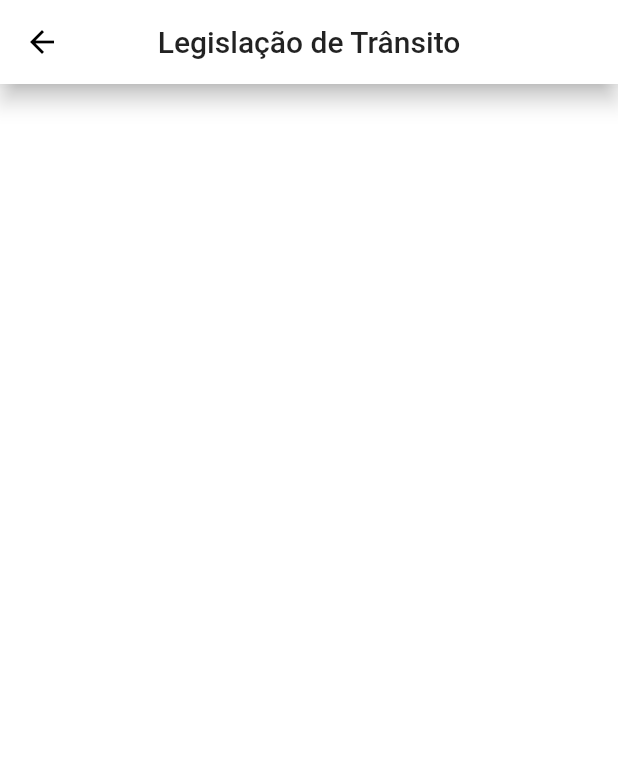
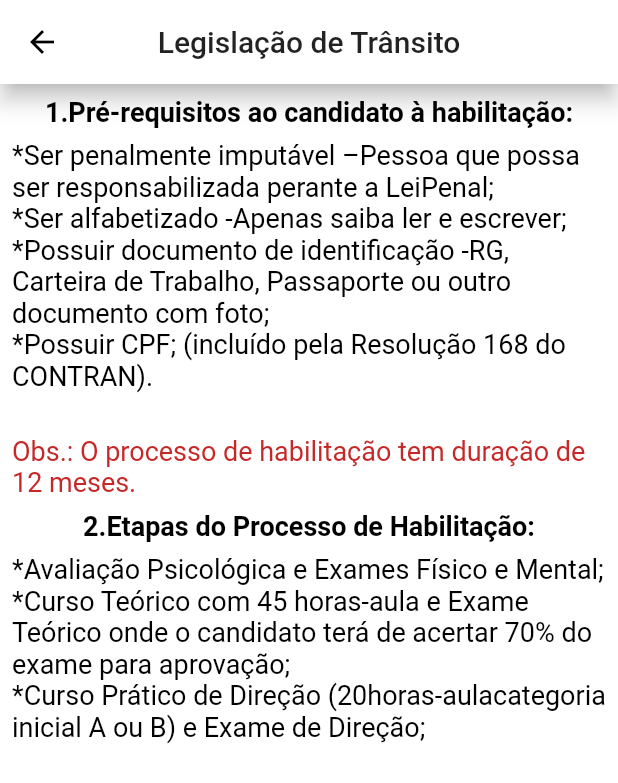
Before and after one commit to ailtoncunhasilva/Manual-do-condutor-Flutter, a Flutter app: the LegislacaoPage screen opened directly, on a phone screen of 412 x 824 dp. Shown: the top 783 px of the screen. Run offline on Flutter 3.47's test engine with Material 2 defaults, Android fonts, the phone set to English and light mode, and no system bars.

Commit message:
content page

```diff
--- /dev/null
+++ b/lib/contents/content_legislacao.dart
@@ -0,0 +1,67 @@
+import 'package:flutter/material.dart';
+
+class ConteudoLegislacao extends StatelessWidget {
+  @override
+  Widget build(BuildContext context) {
+    return Wrap(
+      children: [
+        Column(
+          children: [
+            textFontWeightBold(
+              '1.Pré-requisitos ao candidato à habilitação:',
+              Colors.black,
+            ),
+            textFontWeightNormal(
+              '*Ser penalmente imputável –Pessoa que possa ser responsabilizada perante a LeiPenal;\n'
+              '*Ser alfabetizado -Apenas saiba ler e escrever;\n'
+              '*Possuir documento de identificação -RG, Carteira de Trabalho, Passaporte ou outro documento com foto;\n'
+              '*Possuir CPF; (incluído pela Resolução 168 do CONTRAN).\n',
+              Colors.black,
+            ),
+            textFontWeightNormal(
+              'Obs.: O processo de habilitação tem duração de 12 meses.',
+              Colors.red[800],
+            ),
+            textFontWeightBold(
+              '2.Etapas do Processo de Habilitação:',
+              Colors.black,
+            ),
+            textFontWeightNormal(
+              '*Avaliação Psicológica e Exames Físico e Mental;\n'
+              '*Curso Teórico com 45 horas-aula e Exame Teórico onde o candidato terá de acertar 70% do exame para aprovação;\n'
+              '*Curso Prático de Direção (20horas-aulacategoria inicial A ou B) e Exame de Direção;',
+              Colors.black,
+            ),
+          ],
+        ),
+      ],
+    );
+  }
+
+  Widget textFontWeightBold(String text, Color color) {
+    return Padding(
+      padding: const EdgeInsets.only(right: 8, left: 8, top: 8),
+      child: Text(
+        text,
+        style: TextStyle(
+          fontSize: 18,
+          fontWeight: FontWeight.bold,
+          color: color,
+        ),
+      ),
+    );
+  }
+
+  Widget textFontWeightNormal(String text1, Color color1) {
+    return Padding(
+      padding: const EdgeInsets.only(right: 8, left: 8, top: 8),
+      child: Text(
+        text1,
+        style: TextStyle(
+          fontSize: 18,
+          color: color1,
+        ),
+      ),
+    );
+  }
+}
--- a/lib/pagescreen/legislacao_page.dart
+++ b/lib/pagescreen/legislacao_page.dart
@@ -1,4 +1,5 @@
 import 'package:flutter/material.dart';
+import 'package:legislacao_transito/contents/content_legislacao.dart';
 
 class LegislacaoPage extends StatelessWidget {
   @override
@@ -9,6 +10,7 @@ class LegislacaoPage extends StatelessWidget {
         title: Text('Legislação de Trânsito'),
         centerTitle: true,
       ),
+      body: ConteudoLegislacao(),
     );
   }
 }
```
